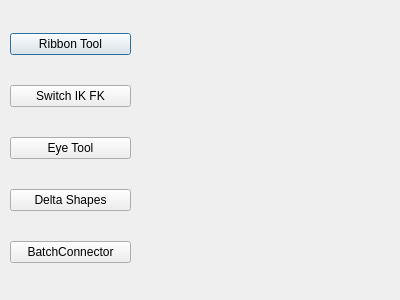
Qt form qt/autorigSketch.ui (Noorth34/barakaTools) before a commit.
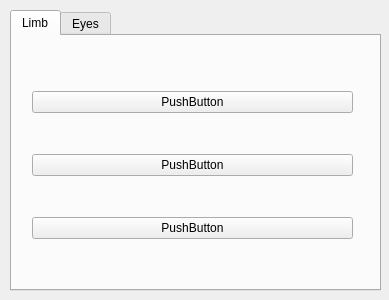
The same form after that commit.

Commit message: setup complex layout and widget hierarchy to learn

Diff of the .ui file:
```diff
--- a/qt/autorigSketch.ui
+++ b/qt/autorigSketch.ui
@@ -1,64 +1,76 @@
 <?xml version="1.0" encoding="UTF-8"?>
 <ui version="4.0">
- <class>Dialog</class>
- <widget class="QDialog" name="Dialog">
+ <class>Autorig</class>
+ <widget class="QWidget" name="Autorig">
   <property name="geometry">
    <rect>
     <x>0</x>
     <y>0</y>
-    <width>400</width>
+    <width>389</width>
     <height>300</height>
    </rect>
   </property>
   <property name="windowTitle">
    <string>Dialog</string>
   </property>
-  <widget class="QWidget" name="verticalLayoutWidget">
+  <widget class="QTabWidget" name="tabWidget">
    <property name="geometry">
     <rect>
      <x>10</x>
-     <y>9</y>
-     <width>121</width>
+     <y>10</y>
+     <width>371</width>
      <height>281</height>
     </rect>
    </property>
-   <layout class="QVBoxLayout" name="verticalLayout">
-    <item>
+   <property name="currentIndex">
+    <number>0</number>
+   </property>
+   <property name="elideMode">
+    <enum>Qt::ElideNone</enum>
+   </property>
+   <widget class="QWidget" name="QWidget_tab">
+    <attribute name="title">
+     <string>Limb</string>
+    </attribute>
+    <widget class="QWidget" name="gridLayoutWidget">
+     <property name="geometry">
+      <rect>
+       <x>20</x>
+       <y>20</y>
+       <width>321</width>
+       <height>221</height>
+      </rect>
+     </property>
+     <layout class="QGridLayout" name="gridLayout">
+      <item row="0" column="0">
+       <widget class="QPushButton" name="pushButton_2">
+        <property name="text">
+         <string>PushButton</string>
+        </property>
+       </widget>
+      </item>
+      <item row="1" column="0">
      <widget class="QPushButton" name="pushButton">
       <property name="text">
-       <string>Ribbon Tool</string>
+         <string>PushButton</string>
       </property>
      </widget>
     </item>
-    <item>
+      <item row="2" column="0">
      <widget class="QPushButton" name="pushButton_3">
       <property name="text">
-       <string>Switch IK FK</string>
-      </property>
-     </widget>
-    </item>
-    <item>
-     <widget class="QPushButton" name="pushButton_2">
-      <property name="text">
-       <string>Eye Tool</string>
-      </property>
-     </widget>
-    </item>
-    <item>
-     <widget class="QPushButton" name="pushButton_4">
-      <property name="text">
-       <string>Delta Shapes</string>
-      </property>
-     </widget>
-    </item>
-    <item>
-     <widget class="QPushButton" name="pushButton_5">
-      <property name="text">
-       <string>BatchConnector</string>
+         <string>PushButton</string>
       </property>
      </widget>
     </item>
    </layout>
+    </widget>
+   </widget>
+   <widget class="QWidget" name="QWidget_tab_2">
+    <attribute name="title">
+     <string>Eyes</string>
+    </attribute>
+   </widget>
   </widget>
  </widget>
  <resources/>
```
Left out of the diff: 2 changed lines with no effect on the pictures. Lines whose indentation alone changed are shown as unchanged.
